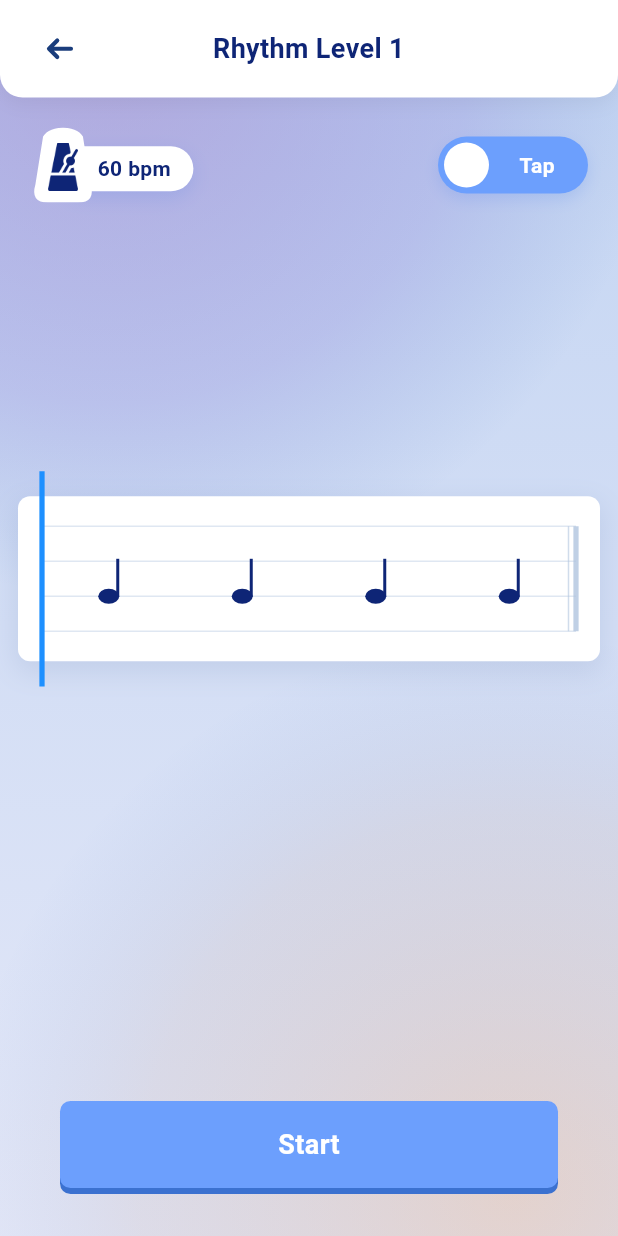
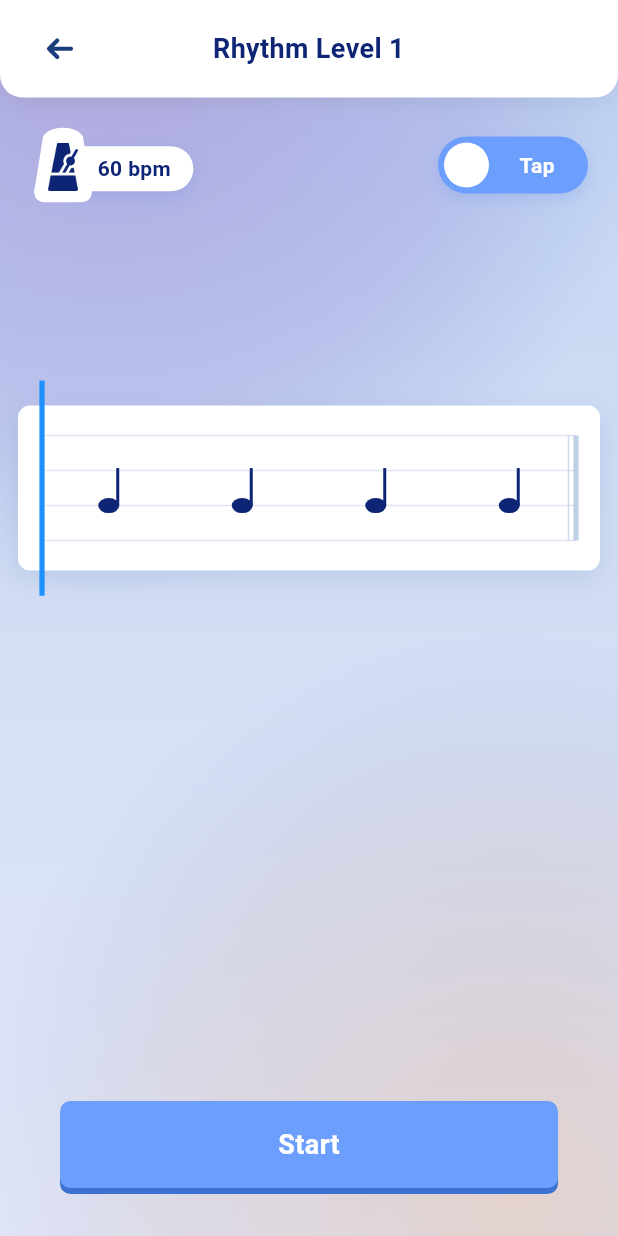
Before and after one commit to Note-Craft-Project/note-craft, a Flutter app: the RhythmGameScreen screen opened directly, on a phone screen of 412 x 824 dp. Run offline on Flutter 3.47's test engine with Material 3 defaults, Android fonts, the phone set to English and light mode, and no system bars; our stand-ins replace flutter_riverpod, flutter_svg, google_fonts, just_audio, permission_handler; missing offline and left inert: record; Roboto replaces fonts that are missing (Ubuntu).

Commit message:
fix : posisi start countdown and positioning white field (music staff)

```diff
--- a/mobile/lib/screens/rhythm_game_screen.dart
+++ b/mobile/lib/screens/rhythm_game_screen.dart
@@ -491,7 +491,36 @@ class _RhythmGameScreenState extends ConsumerState<RhythmGameScreen> with Single
                 ),
               ),
 
-              const Spacer(flex: 3),
+              const Spacer(flex: 1), // Reduced to move everything higher
+
+              // FEEDBACK & ANIMATION STATUS (Fixed space to prevent layout shifts)
+              SizedBox(
+                height: 90, // Reserved height for countdown + spacing
+                child: Center(
+                  child: AnimatedSwitcher(
+                    duration: const Duration(milliseconds: 300),
+                    transitionBuilder: (child, animation) {
+                      return ScaleTransition(
+                        scale: animation,
+                        child: FadeTransition(
+                          opacity: animation,
+                          child: child,
+                        ),
+                      );
+                    },
+                    child: _gameState == GameState.countdown
+                        ? SvgPicture.asset(
+                            'assets/images/gameplay/${_countdownValue == 0 ? "START" : _countdownValue.toString()}.svg',
+                            key: ValueKey(_countdownValue),
+                            height: 60, // Adjusted size to better match design
+                            fit: BoxFit.contain,
+                          )
+                        : const SizedBox.shrink(),
+                  ),
+                ),
+              ),
+
+              const SizedBox(height: 10),
 
               // Area: Staff Music (Field Tengah) - Much flatter now
               Padding(
@@ -561,46 +590,48 @@ class _RhythmGameScreenState extends ConsumerState<RhythmGameScreen> with Single
                 ),
               ),
 
+              // Reserved area for Feedback & Tap Area Hint to prevent shifting
+              SizedBox(
+                height: 180, // Combined height for feedback + tap hint space
+                child: Column(
+                  children: [
                     const Spacer(),
-
-              // FEEDBACK & ANIMATION STATUS
-              if (_gameState == GameState.countdown)
-                AnimatedSwitcher(
-                  duration: const Duration(milliseconds: 300),
-                  transitionBuilder: (child, animation) {
-                    return ScaleTransition(
-                      scale: animation,
-                      child: FadeTransition(
-                        opacity: animation,
-                        child: child,
-                      ),
-                    );
-                  },
-                  child: SvgPicture.asset(
-                    'assets/images/gameplay/${_countdownValue == 0 ? "START" : _countdownValue.toString()}.svg',
-                    key: ValueKey(_countdownValue),
-                    height: 80,
-                    fit: BoxFit.contain,
-                  ),
-                ),
-
-              if (_feedbackText.isNotEmpty)
-                Text(
+                    // Feedback area
+                    SizedBox(
+                      height: 40,
+                      child: Center(
+                        child: AnimatedSwitcher(
+                          duration: const Duration(milliseconds: 200),
+                          child: _feedbackText.isNotEmpty
+                              ? Text(
                                   _feedbackText,
+                                  key: ValueKey(_feedbackText),
                                   style: GoogleFonts.ubuntu(
                                     fontSize: 30,
                                     fontWeight: FontWeight.bold,
                                     color: Colors.green,
                                   ),
+                                )
+                              : const SizedBox.shrink(),
+                        ),
+                      ),
+                    ),
+                    const Spacer(),
+                    // Tap Hint area
+                    SizedBox(
+                      height: 100,
+                      child: Center(
+                        child: _gameState == GameState.playing
+                            ? _buildTapHint(inputType)
+                            : const SizedBox.shrink(),
+                      ),
+                    ),
+                    const Spacer(),
+                  ],
+                ),
               ),
 
-              const Spacer(),
-
-              // Tap Area Hint
-              if (_gameState == GameState.playing)
-                _buildTapHint(inputType),
-
-              const Spacer(flex: 2),
+              const Spacer(flex: 4), // Increased to push elements up
 
               // Bottom Button
               Padding(
```
Lines whose indentation alone changed are shown as unchanged.
